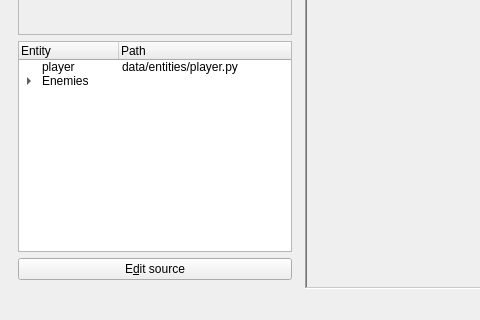
Above: editor.ui from dlon/game1editor before the change; both pictures show x 0 to 480 and y 410 to 730 of the 978 by 730 pixel window. Below: the same form after it.
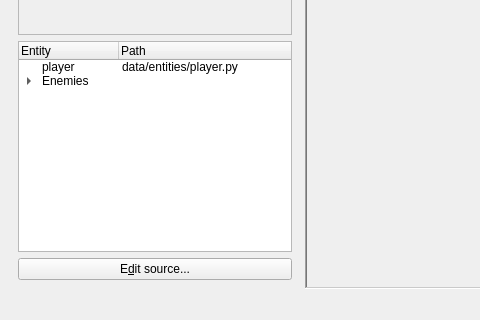
That is the form after the change.

Commit message: where missing: added ellipsis to end of button labels

Diff of the .ui file:
```diff
--- a/editor.ui
+++ b/editor.ui
@@ -112,7 +112,7 @@
            <item>
             <widget class="QPushButton" name="editSourceButton">
              <property name="text">
-              <string>E&amp;dit source</string>
+              <string>E&amp;dit source...</string>
              </property>
             </widget>
            </item>
```
Left out of the diff: 6 changed lines with no effect on the pictures.
